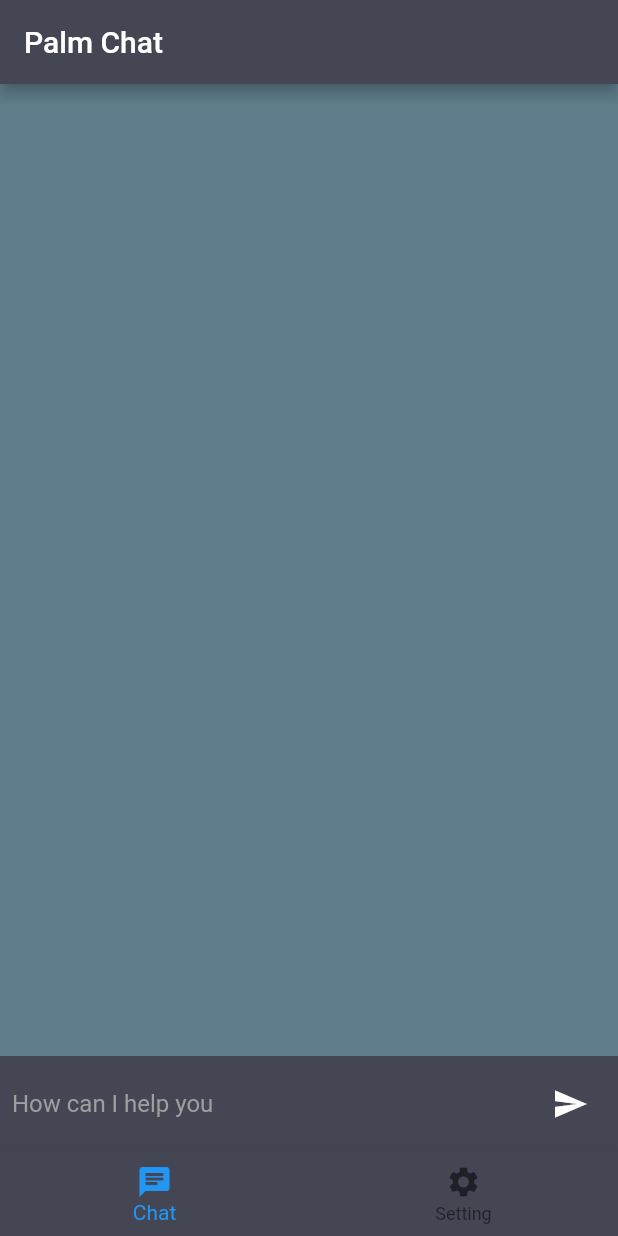
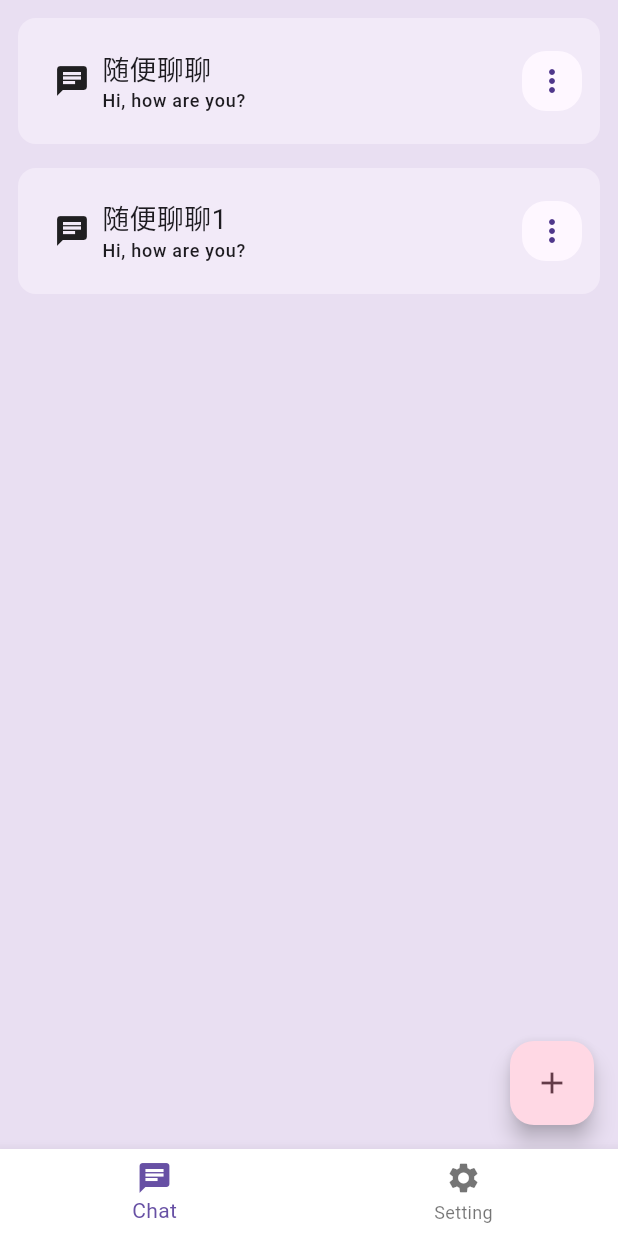
Before and after one commit to gusibi/moli_ai, a Flutter app: the screen it shows after launch, on a phone screen of 412 x 824 dp. Run offline on Flutter 3.47's test engine with Material 2 defaults, Android fonts, the phone set to English and light mode, and no system bars; our stand-ins replace flutter_spinkit.

Commit message:
add chat list Optimize page style

```diff
--- a/lib/constants/constants.dart
+++ b/lib/constants/constants.dart
@@ -1,5 +1,6 @@
 import 'package:flutter/material.dart';
 
+import '../models/chat_list_model.dart';
 import '../widgets/text_widget.dart';
 
 Color scaffoldBackgroundColor = Colors.blueGrey;
@@ -29,3 +30,18 @@ final testChatMessages = [
     "chatIndex": 1,
   },
 ];
+
+final List<ChatCardModel> chats = [
+  ChatCardModel(
+    title: "随便聊聊",
+    prompt: "Hi, how are you?",
+    modelName: "chat-bison-001",
+    icon: Icons.chat,
+  ),
+  ChatCardModel(
+    title: "随便聊聊1",
+    prompt: "Hi, how are you?",
+    modelName: "chat-bison-001",
+    icon: Icons.chat,
+  ),
+];
--- a/lib/main.dart
+++ b/lib/main.dart
@@ -6,6 +6,7 @@ import 'package:moli_ai_box/constants/constants.dart';
 
 import 'providers/palm_priovider.dart';
 import 'screens/palm_chat_screen.dart';
+import 'screens/chat_list_screen.dart';
 
 void main() {
   runApp(const MyApp());
@@ -22,7 +23,7 @@ class _MyAppState extends State<MyApp> {
   int _selectedIndex = 0;
 
   static const List<Widget> _widgetOptions = <Widget>[
-    PalmChatScreen(),
+    ChatListScreen(),
     SettingScreen(),
   ];
 
@@ -42,19 +43,8 @@ class _MyAppState extends State<MyApp> {
         )
       ],
       child: MaterialApp(
-        title: 'Flutter Demo',
-        theme: ThemeData(
-          // scaffoldBackgroundColor: scaffoldBackgroundColor,
-          scaffoldBackgroundColor: scaffoldBackgroundColor,
-          primarySwatch: Colors.blue,
-          appBarTheme: AppBarTheme(
-            color: cardColor,
-          ),
-        ),
+        theme: ThemeData.light(useMaterial3: true),
         home: Scaffold(
-          // appBar: AppBar(
-          //   title: Text("Moli AI"),
-          // ),
           body: Center(
             child: _widgetOptions.elementAt(_selectedIndex),
           ),
@@ -64,7 +54,8 @@ class _MyAppState extends State<MyApp> {
               BottomNavigationBarItem(
                   icon: Icon(Icons.settings), label: "Setting"),
             ],
-            backgroundColor: cardColor,
+            backgroundColor: Colors.white,
+            // backgroundColor: cardColor,
             currentIndex: _selectedIndex,
             onTap: _onItemTapped,
           ),
@@ -73,88 +64,3 @@ class _MyAppState extends State<MyApp> {
     );
   }
 }
-
-class MyHomePage extends StatefulWidget {
-  const MyHomePage({super.key, required this.title});
-
-  // This widget is the home page of your application. It is stateful, meaning
-  // that it has a State object (defined below) that contains fields that affect
-  // how it looks.
-
-  // This class is the configuration for the state. It holds the values (in this
-  // case the title) provided by the parent (in this case the App widget) and
-  // used by the build method of the State. Fields in a Widget subclass are
-  // always marked "final".
-
-  final String title;
-
-  @override
-  State<MyHomePage> createState() => _MyHomePageState();
-}
-
-class _MyHomePageState extends State<MyHomePage> {
-  int _counter = 0;
-
-  void _incrementCounter() {
-    setState(() {
-      // This call to setState tells the Flutter framework that something has
-      // changed in this State, which causes it to rerun the build method below
-      // so that the display can reflect the updated values. If we changed
-      // _counter without calling setState(), then the build method would not be
-      // called again, and so nothing would appear to happen.
-      _counter++;
-    });
-  }
-
-  @override
-  Widget build(BuildContext context) {
-    // This method is rerun every time setState is called, for instance as done
-    // by the _incrementCounter method above.
-    //
-    // The Flutter framework has been optimized to make rerunning build methods
-    // fast, so that you can just rebuild anything that needs updating rather
-    // than having to individually change instances of widgets.
-    return Scaffold(
-      appBar: AppBar(
-        // Here we take the value from the MyHomePage object that was created by
-        // the App.build method, and use it to set our appbar title.
-        title: Text(widget.title),
-      ),
-      body: Center(
-        // Center is a layout widget. It takes a single child and positions it
-        // in the middle of the parent.
-        child: Column(
-          // Column is also a layout widget. It takes a list of children and
-          // arranges them vertically. By default, it sizes itself to fit its
-          // children horizontally, and tries to be as tall as its parent.
-          //
-          // Invoke "debug painting" (press "p" in the console, choose the
-          // "Toggle Debug Paint" action from the Flutter Inspector in Android
-          // Studio, or the "Toggle Debug Paint" command in Visual Studio Code)
-          // to see the wireframe for each widget.
-          //
-          // Column has various properties to control how it sizes itself and
-          // how it positions its children. Here we use mainAxisAlignment to
-          // center the children vertically; the main axis here is the vertical
-          // axis because Columns are vertical (the cross axis would be
-          // horizontal).
-          mainAxisAlignment: MainAxisAlignment.center,
-          children: <Widget>[
-            const Text(
-              'You have pushed the button this many times:',
-            ),
-            Text(
-              '$_counter',
-              style: Theme.of(context).textTheme.headlineMedium,
-            ),
-          ],
-        ),
-      ),
-      floatingActionButton: FloatingActionButton(
-        onPressed: _incrementCounter,
-        tooltip: 'Increment',
-        child: const Icon(Icons.add),
-      ), // This trailing comma makes auto-formatting nicer for build methods.
-    );
-  }
-}
--- /dev/null
+++ b/lib/models/chat_list_model.dart
@@ -0,0 +1,14 @@
+import 'package:flutter/material.dart';
+
+class ChatCardModel {
+  final String title;
+  final IconData? icon;
+  final String? prompt;
+  final String? modelName;
+
+  ChatCardModel(
+      {required this.icon,
+      required this.title,
+      required this.prompt,
+      required this.modelName});
+}
--- /dev/null
+++ b/lib/screens/chat_list_screen.dart
@@ -0,0 +1,91 @@
+import 'dart:developer';
+
+import 'package:flutter/material.dart';
+import 'package:moli_ai_box/widgets/chat_widget.dart';
+
+import '../constants/constants.dart';
+import '../models/chat_list_model.dart';
+import '../widgets/chat_card_widget.dart';
+import 'palm_chat_screen.dart';
+
+class ChatListScreen extends StatefulWidget {
+  const ChatListScreen({super.key});
+
+  @override
+  State<ChatListScreen> createState() => _ChatListScreenState();
+}
+
+class _ChatListScreenState extends State<ChatListScreen> {
+  late final _colorScheme = Theme.of(context).colorScheme;
+  late final _backgroundColor = Color.alphaBlend(
+      _colorScheme.primary.withOpacity(0.14), _colorScheme.surface);
+
+  @override
+  Widget build(BuildContext context) {
+    return Scaffold(
+      body: Container(
+          color: _backgroundColor,
+          child: ChatListView(
+            onSelected: _navigateToChatDetailPage,
+            selectedIndex: 0,
+          )),
+      floatingActionButton: FloatingActionButton(
+        backgroundColor: _colorScheme.tertiaryContainer,
+        foregroundColor: _colorScheme.onTertiaryContainer,
+        onPressed: () {},
+        child: const Icon(Icons.add),
+      ),
+    );
+  }
+
+  void _navigateToChatDetailPage(ChatCardModel chat) {
+    log("redirect");
+    Navigator.of(context).push(
+      MaterialPageRoute(
+        builder: (context) => const PalmChatScreen(),
+      ),
+    );
+  }
+}
+
+class ChatListView extends StatelessWidget {
+  const ChatListView({
+    super.key,
+    this.selectedIndex,
+    this.onSelected,
+  });
+
+  final int? selectedIndex;
+  final ValueChanged<ChatCardModel>? onSelected;
+
+  @override
+  Widget build(BuildContext context) {
+    return Padding(
+      padding: const EdgeInsets.symmetric(horizontal: 8.0),
+      child: ListView(
+        children: [
+          const SizedBox(height: 8),
+          ...List.generate(
+            chats.length,
+            (index) {
+              return Padding(
+                padding: const EdgeInsets.only(bottom: 8.0),
+                child: ChatCardWidget(
+                  title: chats[index].title,
+                  prompt: chats[index].prompt,
+                  icon: chats[index].icon,
+                  modelName: chats[index].modelName,
+                  onSelected: onSelected != null
+                      ? () {
+                          onSelected!(chats[index]);
+                        }
+                      : null,
+                ),
+              );
+            },
+          ),
+        ],
+      ),
+    );
+  }
+}
--- a/lib/screens/palm_chat_screen.dart
+++ b/lib/screens/palm_chat_screen.dart
@@ -3,12 +3,8 @@ import 'dart:developer';
 import 'package:flutter/material.dart';
 import 'package:flutter_spinkit/flutter_spinkit.dart';
 import 'package:moli_ai_box/services/palm_api_service.dart';
-import '../constants/constants.dart';
 import '../models/palm_text_model.dart';
-import '../services/assets_manager.dart';
-import '../services/services.dart';
 import '../widgets/chat_widget.dart';
-import '../widgets/text_widget.dart';
 
 class PalmChatScreen extends StatefulWidget {
   const PalmChatScreen({super.key});
@@ -20,6 +16,10 @@ class PalmChatScreen extends StatefulWidget {
 class _PalmChatScreenState extends State<PalmChatScreen> {
   bool _isTyping = false;
   List<TextChatModel> chatList = [];
+  late final _colorScheme = Theme.of(context).colorScheme;
+  late final _backgroundColor = Color.alphaBlend(
+      _colorScheme.primary.withOpacity(0.14), _colorScheme.surface);
+
   late TextEditingController textEditingController;
 
   @override
@@ -38,14 +38,11 @@ class _PalmChatScreenState extends State<PalmChatScreen> {
   Widget build(BuildContext context) {
     return Scaffold(
       appBar: AppBar(
-        // elevation: 2,
-        // leading: Padding(
-        //   padding: const EdgeInsets.all(8.0),
-        //   child: Image.asset(AssetsManager.palmLogo),
-        // ),
         title: const Text("Palm Chat"),
       ),
-      body: SafeArea(
+      body: Container(
+        color: _backgroundColor,
+        child: SafeArea(
             child: Column(
           children: [
             Flexible(
@@ -67,7 +64,7 @@ class _PalmChatScreenState extends State<PalmChatScreen> {
             ],
             SizedBox(height: 15),
             Material(
-            color: cardColor,
+              color: Colors.white,
               child: Padding(
                 padding: const EdgeInsets.all(8.0),
                 child: Row(
@@ -95,6 +92,7 @@ class _PalmChatScreenState extends State<PalmChatScreen> {
             ),
           ],
         )),
+      ),
     );
   }
 
--- a/lib/screens/setting_screen.dart
+++ b/lib/screens/setting_screen.dart
@@ -1,6 +1,5 @@
 import 'package:flutter/material.dart';
 
-import '../constants/constants.dart';
 import '../widgets/drop_down.dart';
 import '../widgets/form_widget.dart';
 
@@ -13,8 +12,6 @@ class SettingScreen extends StatefulWidget {
 
 class _SettingScreenState extends State<SettingScreen> {
   final _formKey = GlobalKey<FormState>();
-  String? _baseUrl;
-  String? _apiKey;
 
   @override
   Widget build(BuildContext context) {
--- /dev/null
+++ b/lib/widgets/chat_card_widget.dart
@@ -0,0 +1,157 @@
+import 'dart:developer';
+
+import 'package:flutter/gestures.dart';
+import 'package:flutter/material.dart';
+
+import '../models/chat_list_model.dart';
+
+class ChatCardWidget extends StatefulWidget {
+  const ChatCardWidget({
+    super.key,
+    required this.title,
+    this.isPreview = true,
+    this.prompt,
+    this.modelName,
+    this.icon,
+    this.onSelected,
+  });
+
+  final String title;
+  final String? prompt;
+  final String? modelName;
+  final IconData? icon;
+  final bool isPreview;
+  final void Function()? onSelected;
+
+  @override
+  State<ChatCardWidget> createState() => _ChatCardWidgetState();
+}
+
+class _ChatCardWidgetState extends State<ChatCardWidget> {
+  late final ColorScheme _colorScheme = Theme.of(context).colorScheme;
+  late Color unselectedColor = Color.alphaBlend(
+    _colorScheme.primary.withOpacity(0.08),
+    _colorScheme.surface,
+  );
+  bool _isSelected = false;
+
+  Color get _surfaceColor {
+    if (_isSelected) return _colorScheme.primaryContainer;
+    if (!widget.isPreview) return _colorScheme.surface;
+    return unselectedColor;
+  }
+
+  @override
+  Widget build(BuildContext context) {
+    return MouseRegion(
+      onEnter: (PointerEnterEvent event) {
+        setState(() {
+          _isSelected = true;
+        });
+      },
+      onExit: (PointerExitEvent event) {
+        setState(() {
+          _isSelected = false;
+        });
+      },
+      child: GestureDetector(
+        onTap: widget.onSelected,
+        child: Card(
+          elevation: 0,
+          color: _surfaceColor,
+          clipBehavior: Clip.hardEdge,
+          child: Column(
+            crossAxisAlignment: CrossAxisAlignment.start,
+            mainAxisSize: MainAxisSize.min,
+            children: [
+              ChatCardHeadline(
+                  chatInfo: ChatCardModel(
+                    icon: widget.icon,
+                    title: widget.title,
+                    prompt: widget.prompt,
+                    modelName: widget.modelName,
+                  ),
+                  isSelected: _isSelected)
+            ],
+          ),
+        ),
+      ),
+    );
+  }
+}
+
+class ChatCardHeadline extends StatefulWidget {
+  const ChatCardHeadline({
+    super.key,
+    required this.chatInfo,
+    required this.isSelected,
+  });
+
+  final ChatCardModel chatInfo;
+  final bool isSelected;
+
+  @override
+  State<ChatCardHeadline> createState() => _ChatCardHeadlineState();
+}
+
+class _ChatCardHeadlineState extends State<ChatCardHeadline> {
+  late final TextTheme _textTheme = Theme.of(context).textTheme;
+  late final ColorScheme _colorScheme = Theme.of(context).colorScheme;
+
+  @override
+  Widget build(BuildContext context) {
+    return LayoutBuilder(builder: (context, constraints) {
+      return Container(
+        height: 84,
+        child: Padding(
+          padding: const EdgeInsets.fromLTRB(24, 12, 12, 12),
+          child: Row(
+            mainAxisSize: MainAxisSize.max,
+            crossAxisAlignment: CrossAxisAlignment.center,
+            children: [
+              Icon(widget.chatInfo.icon),
+              const Padding(padding: EdgeInsets.only(right: 8.0)),
+              Expanded(
+                child: Column(
+                  mainAxisSize: MainAxisSize.min,
+                  crossAxisAlignment: CrossAxisAlignment.start,
+                  children: [
+                    Text(
+                      widget.chatInfo.title,
+                      maxLines: 1,
+                      overflow: TextOverflow.fade,
+                      style: const TextStyle(
+                          fontSize: 18, fontWeight: FontWeight.w400),
+                    ),
+                    Text(
+                      widget.chatInfo.prompt.toString(),
+                      maxLines: 1,
+                      overflow: TextOverflow.fade,
+                      style: _textTheme.labelMedium
+                          ?.copyWith(fontWeight: FontWeight.w500),
+                    ),
+                  ],
+                ),
+              ),
+              // Display a "condensed" version if the widget in the row are
+              // expected to overflow.
+              if (constraints.maxWidth - 200 > 0) ...[
+                const Padding(padding: EdgeInsets.only(right: 8.0)),
+                SizedBox(
+                  height: 40,
+                  width: 40,
+                  child: FloatingActionButton(
+                    onPressed: () {},
+                    elevation: 0,
+                    backgroundColor: _colorScheme.surface,
+                    child: const Icon(Icons.more_vert),
+                  ),
+                ),
+              ]
+            ],
+          ),
+        ),
+      );
+    });
+  }
+}
```
Lines whose indentation alone changed are shown as unchanged.
